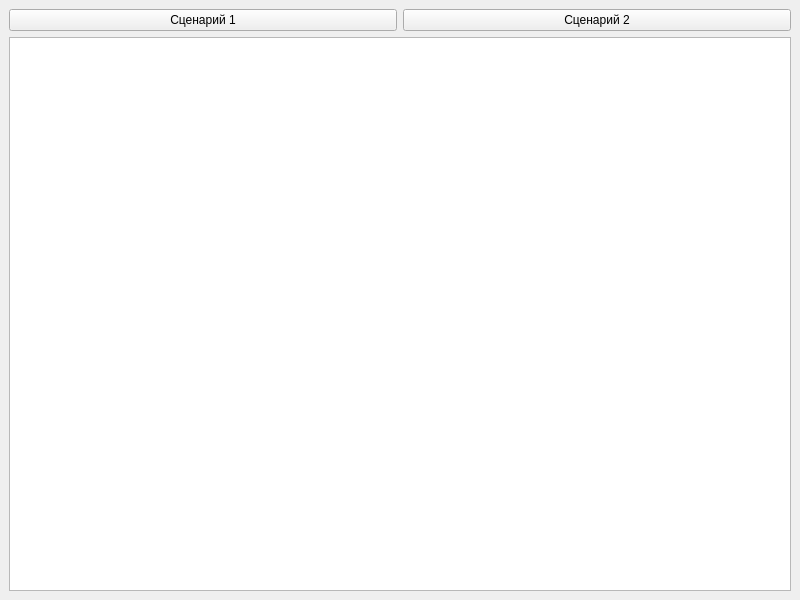
The window that View/form.ui (Abcrtemy/Graphic_Editor) describes before a commit, drawn with Qt 5.
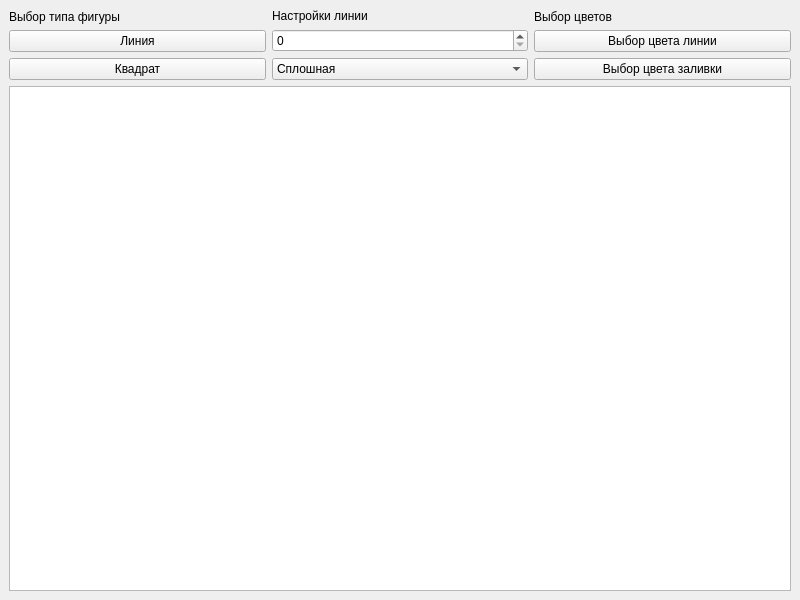
The same window after the commit.

```diff
--- a/View/form.ui
+++ b/View/form.ui
@@ -14,22 +14,91 @@
    <string>Form</string>
   </property>
   <widget class="QWidget" name="centralwidget">
-   <layout class="QVBoxLayout" name="verticalLayout_2">
+   <layout class="QVBoxLayout" name="verticalLayout">
     <item>
      <layout class="QHBoxLayout" name="horizontalLayout">
       <item>
-       <widget class="QPushButton" name="pushButton">
-        <property name="text">
-         <string>Сценарий 1</string>
-        </property>
-       </widget>
+       <layout class="QVBoxLayout" name="verticalLayout_2">
+        <item>
+         <widget class="QLabel" name="label_3">
+          <property name="text">
+           <string>Выбор типа фигуры</string>
+          </property>
+         </widget>
+        </item>
+        <item>
+         <widget class="QPushButton" name="pushButton">
+          <property name="text">
+           <string>Линия</string>
+          </property>
+         </widget>
+        </item>
+        <item>
+         <widget class="QPushButton" name="pushButton_2">
+          <property name="text">
+           <string>Квадрат</string>
+          </property>
+         </widget>
+        </item>
+       </layout>
       </item>
       <item>
-       <widget class="QPushButton" name="pushButton_2">
-        <property name="text">
-         <string>Сценарий 2</string>
-        </property>
-       </widget>
+       <layout class="QVBoxLayout" name="verticalLayout_3">
+        <item>
+         <widget class="QLabel" name="label_2">
+          <property name="text">
+           <string>Настройки линии</string>
+          </property>
+         </widget>
+        </item>
+        <item>
+         <widget class="QSpinBox" name="Thickness"/>
+        </item>
+        <item>
+         <widget class="QComboBox" name="ChangeType">
+          <item>
+           <property name="text">
+            <string>Сплошная</string>
+           </property>
+          </item>
+          <item>
+           <property name="text">
+            <string>Пунктирная</string>
+           </property>
+          </item>
+          <item>
+           <property name="text">
+            <string>Прерывистая</string>
+           </property>
+          </item>
+         </widget>
+        </item>
+       </layout>
+      </item>
+      <item>
+       <layout class="QVBoxLayout" name="verticalLayout_4">
+        <item>
+         <widget class="QLabel" name="label">
+          <property name="text">
+           <string>Выбор цветов</string>
+          </property>
+         </widget>
+        </item>
+        <item>
+         <widget class="QPushButton" name="LineColor">
+          <property name="text">
+           <string>Выбор цвета линии</string>
+          </property>
+         </widget>
+        </item>
+        <item>
+         <widget class="QPushButton" name="FillColor">
+          <property name="text">
+           <string>Выбор цвета заливки</string>
+          </property>
+         </widget>
+        </item>
+       </layout>
       </item>
      </layout>
     </item>
```
